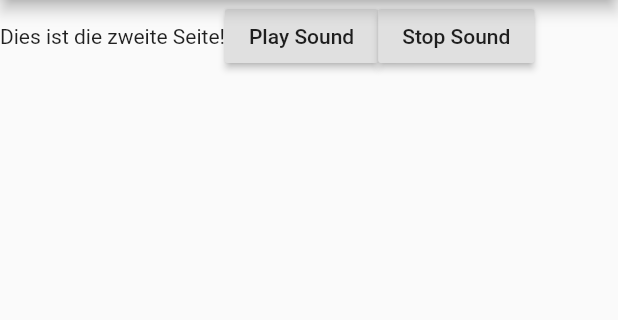
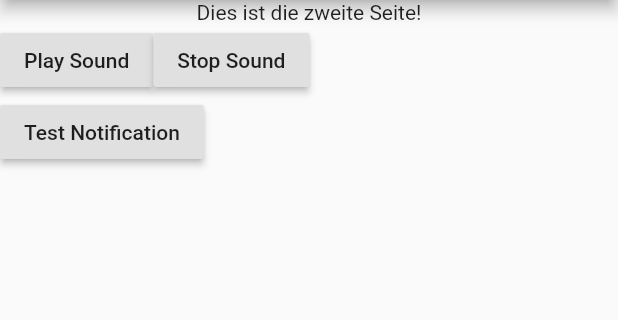
Before and after one commit to suhrmann/Karlorona, a Flutter app: the screen it shows after launch, after a tap on "Go to second page!", on a phone screen of 412 x 824 dp, the part 84-404 px from its top. Run offline on Flutter 3.47's test engine with Material 2 defaults, Android fonts, the phone set to English and light mode, and no system bars; our stand-ins replace audioplayers, percent_indicator, sqflite; accounts and stored records are empty.

Commit message:
Add notification test

```diff
--- a/lib/pages/second-page.dart
+++ b/lib/pages/second-page.dart
@@ -3,15 +3,23 @@ import 'package:scoped_model/scoped_model.dart';
 import '../scoped-model/main-model.dart';
 
 class SecondPage extends StatelessWidget {
+
+  Future<void> _showNotification() async {
+    print('Test: Notification. . . ');
+  }
+
   @override
   Widget build(BuildContext context) {
     return ScopedModelDescendant<MainModel>(
         builder: (BuildContext context, Widget child, MainModel model) {
       return Container(
         child: 1 == 1
-            ? Row(
+          ? Column(
           children: <Widget>[
             Text("Dies ist die zweite Seite!"),
+
+            Row(
+              children: <Widget>[
                 RaisedButton(
                   child: Text("Play Sound"),
                   onPressed: () {
@@ -25,7 +33,21 @@ class SecondPage extends StatelessWidget {
                   },
                 ),
               ],
+            ),
+
+            Row(
+              children: <Widget>[
+                RaisedButton(
+                  child: Text("Test Notification"),
+                  onPressed: () {
+                    _showNotification();
+                  },
+                ),
+              ],
+            ),
+          ],
         )
+
             : Container(),
       );
     });
```
Lines whose indentation alone changed are shown as unchanged.
